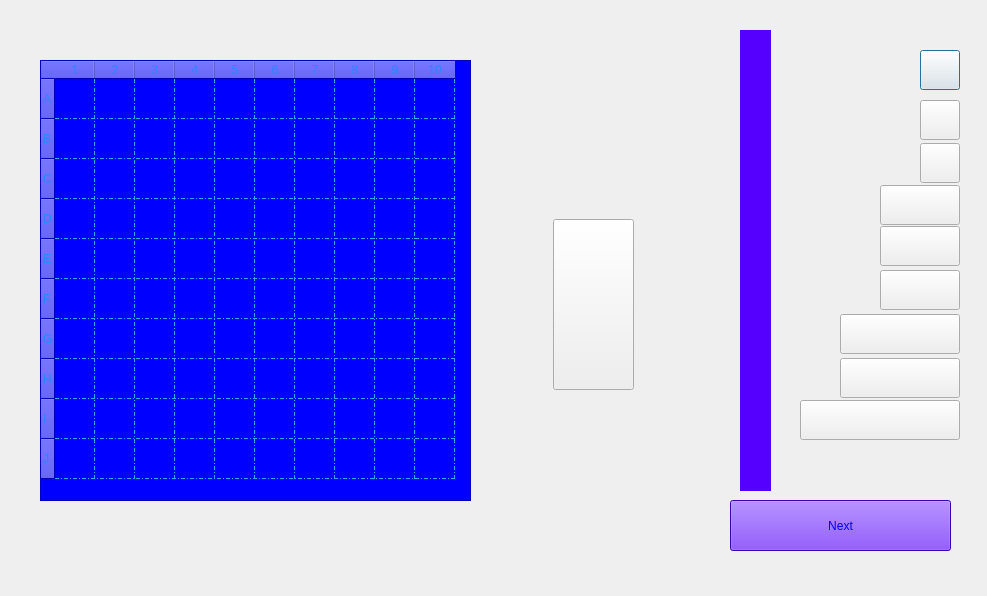
Before: the Qt Designer form dialogsetgameboard.ui in pouya-prh/Battle_Ship, drawn with Qt 5.
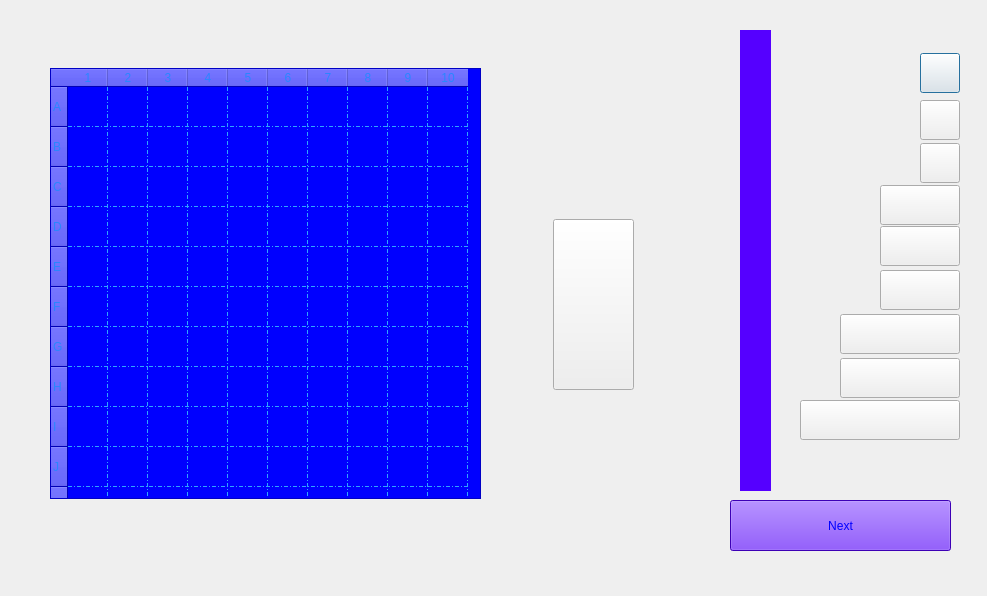
After: the same form once the commit is applied. Icons and pictures are not drawn. Custom widgets are drawn as their Qt base class.

```diff
--- a/dialogsetgameboard.ui
+++ b/dialogsetgameboard.ui
@@ -23,10 +23,10 @@
   <widget class="GameBoard" name="tableWidget">
    <property name="geometry">
     <rect>
-     <x>40</x>
-     <y>60</y>
+     <x>50</x>
+     <y>68</y>
      <width>431</width>
-     <height>441</height>
+     <height>431</height>
     </rect>
    </property>
    <property name="sizePolicy">
@@ -59,6 +59,15 @@
    <property name="lineWidth">
     <number>0</number>
    </property>
+   <property name="verticalScrollBarPolicy">
+    <enum>Qt::ScrollBarAlwaysOff</enum>
+   </property>
+   <property name="horizontalScrollBarPolicy">
+    <enum>Qt::ScrollBarAlwaysOff</enum>
+   </property>
+   <property name="autoScroll">
+    <bool>false</bool>
+   </property>
    <property name="dragEnabled">
     <bool>true</bool>
    </property>
@@ -71,15 +80,30 @@
    <property name="selectionMode">
     <enum>QAbstractItemView::NoSelection</enum>
    </property>
+   <property name="iconSize">
+    <size>
+     <width>40</width>
+     <height>40</height>
+    </size>
+   </property>
    <property name="gridStyle">
     <enum>Qt::DashDotLine</enum>
    </property>
+   <property name="rowCount">
+    <number>11</number>
+   </property>
    <property name="columnCount">
     <number>10</number>
    </property>
+   <attribute name="horizontalHeaderMinimumSectionSize">
+    <number>40</number>
+   </attribute>
    <attribute name="horizontalHeaderDefaultSectionSize">
     <number>40</number>
    </attribute>
+   <attribute name="verticalHeaderMinimumSectionSize">
+    <number>40</number>
+   </attribute>
    <attribute name="verticalHeaderDefaultSectionSize">
     <number>40</number>
    </attribute>
@@ -138,6 +162,7 @@
      <string>J</string>
     </property>
    </row>
+   <row/>
    <column/>
    <column/>
    <column/>
@@ -163,7 +188,7 @@
    <property name="geometry">
     <rect>
      <x>920</x>
-     <y>50</y>
+     <y>53</y>
      <width>40</width>
      <height>40</height>
     </rect>
@@ -175,6 +200,12 @@
    <property name="text">
     <string/>
    </property>
+   <property name="iconSize">
+    <size>
+     <width>40</width>
+     <height>40</height>
+    </size>
+   </property>
   </widget>
   <widget class="DraggableButton" name="ship12">
    <property name="geometry">
```
Left out of the diff: 51 changed lines with no effect on the pictures.
